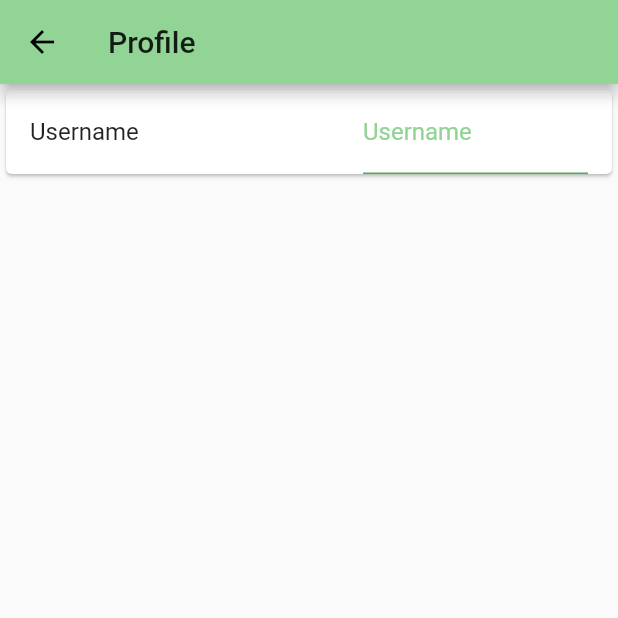
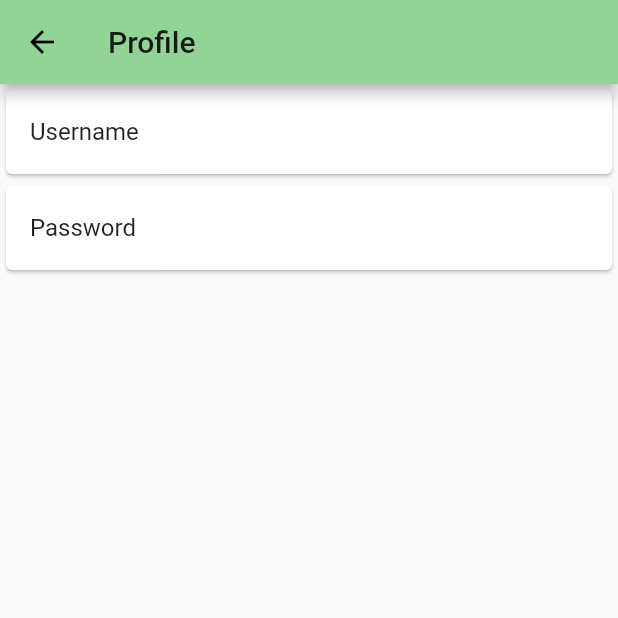
Before and after one commit to underwhelmingToaster/coolUrbanSpaces, a Flutter app: the screen it shows after launch, in the side drawer, after a tap on "Profile", on a phone screen of 412 x 824 dp, the top half of it. Run offline on Flutter 3.47's test engine with Material 2 defaults, Android fonts, the phone set to English and light mode, and no system bars; our stand-ins replace flutter_map, flutter_svg, latlong2; missing offline and left inert: flutter_map_marker_cluster.

Commit message:
simplify Profileview

```diff
--- a/lib/view/profile_view.dart
+++ b/lib/view/profile_view.dart
@@ -12,39 +12,21 @@ class ProfileView extends StatelessWidget {
       appBar: AppBar(
         title: Text("Profile"),
       ),
-      body: Column(
-        children: <Widget>[
-          Expanded(child: ListView(
+      body: ListView(
         children: [
           Card(
             child: ListTile(
               title: Text("Username"),
-                  trailing: ConstrainedBox(
-                      constraints: BoxConstraints(maxHeight: 60, maxWidth: 150),
-                      child: TextFormField(
-                        initialValue: profileController.username,
-                        decoration: InputDecoration(
-                          labelText: "Username",
-                          labelStyle: new TextStyle(color: Theme.of(context).primaryColor),
-                        ),
-                        inputFormatters: [LengthLimitingTextInputFormatter(500)],
-                        minLines: 4,
-                        maxLines: 10,
-                        validator: (value) {
-                          if (value == null || value.isEmpty) {
-                            return "Username invalid";
-                          }
-                          return null;
-                          },
-                        onChanged: (v) => profileController.username = v,
             ),
           ),
+          Card(
+            child: ListTile(
+              title: Text("Password"),
             ),
           )
         ],
-          ))
-        ],
-      ),
-    ));
+      )
+    )
+    );
   }
 }
```
Lines whose indentation alone changed are shown as unchanged.
